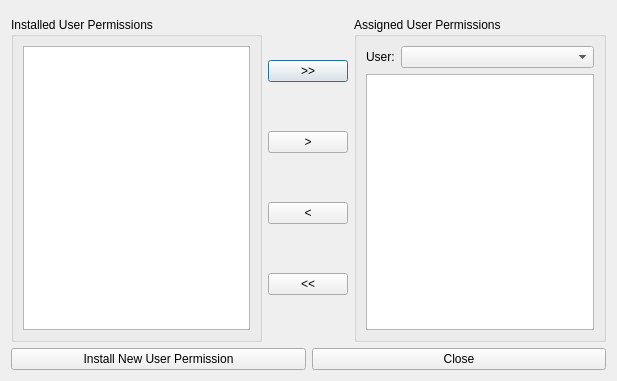
Old version of the form UserTools/user_profiles.ui in the repository dsgoficial/DsgTools.
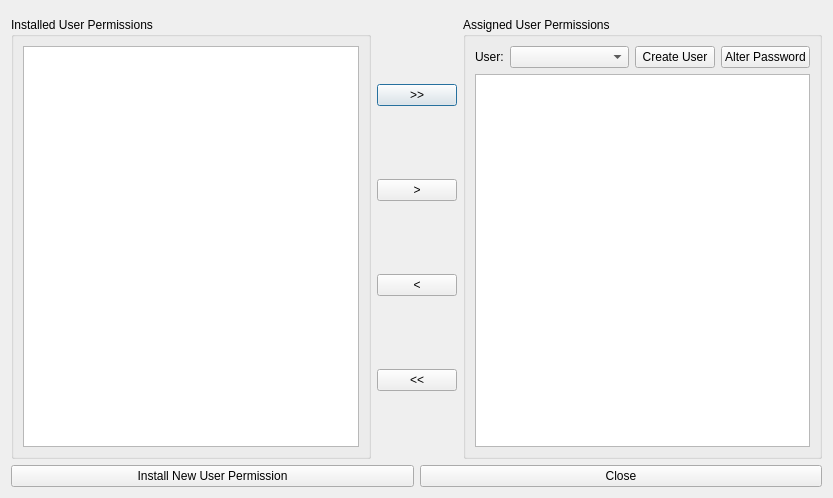
New version of the form. Custom widgets are drawn as their Qt base class.

Commit message: Initial windows from create user and alter password

What changed in the file:
```diff
--- a/UserTools/user_profiles.ui
+++ b/UserTools/user_profiles.ui
@@ -6,8 +6,8 @@
    <rect>
     <x>0</x>
     <y>0</y>
-    <width>617</width>
-    <height>381</height>
+    <width>833</width>
+    <height>498</height>
    </rect>
   </property>
   <property name="windowTitle">
@@ -88,6 +88,20 @@
             </property>
            </widget>
           </item>
+          <item>
+           <widget class="QPushButton" name="createUserButton">
+            <property name="text">
+             <string>Create User</string>
+            </property>
+           </widget>
+          </item>
+          <item>
+           <widget class="QPushButton" name="alterPasswordButton">
+            <property name="text">
+             <string>Alter Password</string>
+            </property>
+           </widget>
+          </item>
          </layout>
         </item>
         <item row="1" column="0">
```
The commit also changes 4 other files.
